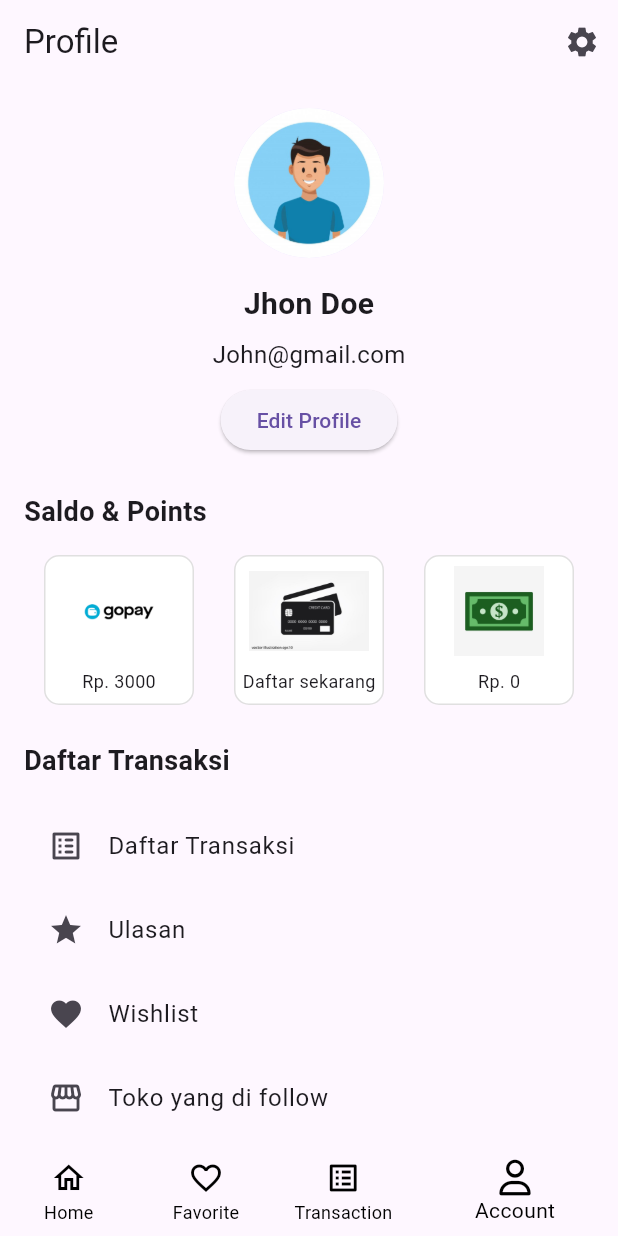
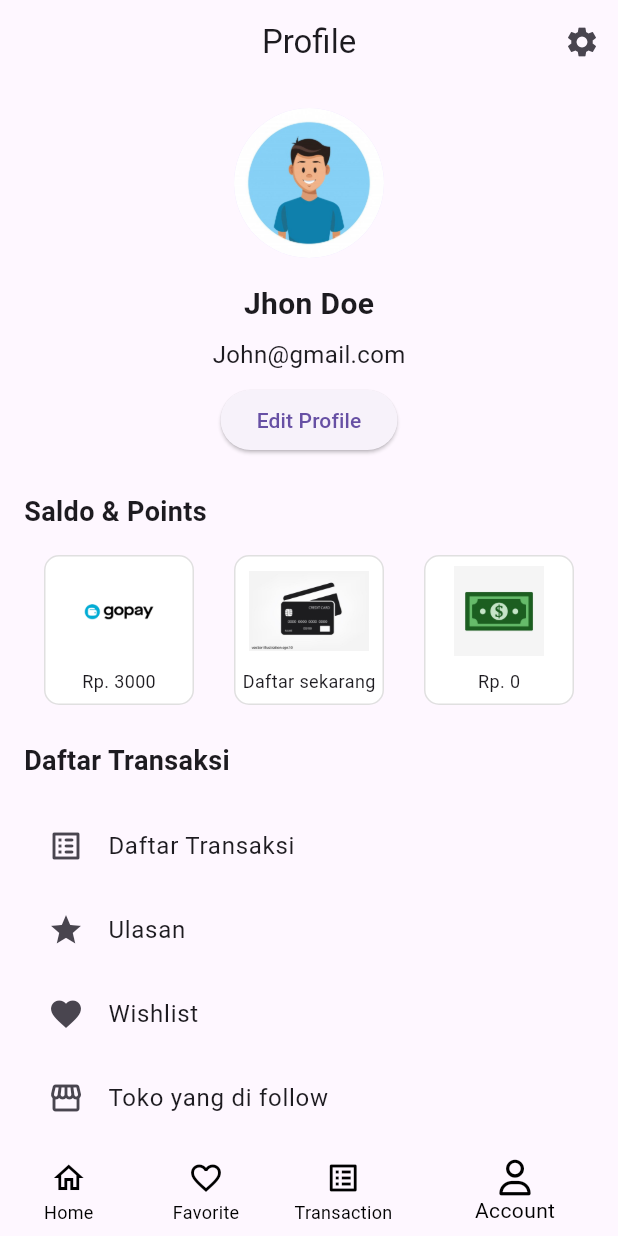
Before and after one commit to salsabilafnp/ecom_group2, a Flutter app: the screen it shows after launch, item 4 of the bottom bar chosen, after a tap on the "settings" icon, on a phone screen of 412 x 824 dp. Run offline on Flutter 3.47's test engine with Material 3 defaults, Android fonts, the light colour scheme and no system bars; our stand-ins replace bloc, dots_indicator, flutter_animate, flutter_bloc, flutter_countdown_timer, flutter_svg and 4 more; accounts and stored records are empty; network calls fail.

Commit message:
custom appbar, cart feature

```diff
--- /dev/null
+++ b/lib/app/components/custom_appbar.dart
@@ -0,0 +1,83 @@
+import 'package:flutter/material.dart';
+
+enum AppBarType { home, favorite, transaction, detailProduct, cart, profile }
+
+class CustomAppbar extends StatelessWidget implements PreferredSizeWidget {
+  final String title;
+  final bool centerTitle;
+  final AppBarType appBarType;
+  final bool isFavorite;
+  final VoidCallback? onFavoritePressed;
+
+  const CustomAppbar({
+    super.key,
+    required this.title,
+    this.centerTitle = true,
+    required this.appBarType,
+    this.isFavorite = false,
+    this.onFavoritePressed,
+  });
+
+  @override
+  Widget build(BuildContext context) {
+    List<Widget> actions = [];
+
+    switch (appBarType) {
+      case AppBarType.home:
+      case AppBarType.favorite:
+      case AppBarType.transaction:
+        actions = [
+          IconButton(
+            icon: const Icon(Icons.notifications_outlined),
+            iconSize: 25,
+            onPressed: () {},
+          ),
+          IconButton(
+            icon: const Icon(Icons.shopping_cart_outlined),
+            iconSize: 25,
+            onPressed: () {
+              Navigator.pushNamed(context, '/cart');
+            },
+          ),
+        ];
+        break;
+      case AppBarType.detailProduct:
+        actions = [
+          IconButton(
+            icon: Icon(
+              isFavorite ? Icons.favorite : Icons.favorite_outline,
+              color: isFavorite ? Colors.red : null,
+            ),
+            onPressed: onFavoritePressed,
+          ),
+          IconButton(
+            icon: const Icon(Icons.shopping_cart_outlined),
+            onPressed: () {
+              Navigator.pushNamed(context, '/cart');
+            },
+          ),
+        ];
+        break;
+      case AppBarType.cart:
+        actions = [];
+        break;
+      case AppBarType.profile:
+        actions = [
+          IconButton(
+            onPressed: () {},
+            icon: const Icon(Icons.settings),
+          ),
+        ];
+        break;
+    }
+
+    return AppBar(
+      title: Text(title),
+      centerTitle: centerTitle,
+      actions: actions,
+    );
+  }
+
+  @override
+  Size get preferredSize => const Size.fromHeight(kToolbarHeight);
+}
--- /dev/null
+++ b/lib/app/model/cart.dart
@@ -0,0 +1,61 @@
+import 'package:ecom_group2/app/model/product.dart';
+
+class Cart {
+  final int id;
+  final int userId;
+  final String date;
+  final List<CartProducts> products;
+
+  Cart({
+    required this.id,
+    required this.userId,
+    required this.date,
+    required this.products,
+  });
+
+  factory Cart.fromJson(Map<String, dynamic> json) {
+    return Cart(
+      id: json['id']?.toInt() ?? 0,
+      userId: json['userId']?.toInt() ?? 0,
+      date: json['date'].toString(),
+      products: (json['products'] as List)
+          .map((item) => CartProducts.fromJson(item))
+          .toList(),
+    );
+  }
+
+  Map<String, dynamic> toJson() {
+    final data = <String, dynamic>{};
+    data['id'] = id;
+    data['userId'] = userId;
+    data['date'] = date;
+    data['products'] = products.map((item) => item.toJson()).toList();
+    return data;
+  }
+}
+
+class CartProducts {
+  final int productId;
+  int quantity;
+  Product? product;
+
+  CartProducts({
+    required this.productId,
+    required this.quantity,
+    this.product,
+  });
+
+  factory CartProducts.fromJson(Map<String, dynamic> json) {
+    return CartProducts(
+      productId: json['productId']?.toInt(),
+      quantity: json['quantity']?.toInt(),
+    );
+  }
+
+  Map<String, dynamic> toJson() {
+    final data = <String, dynamic>{};
+    data['productId'] = productId;
+    data['quantity'] = quantity;
+    return data;
+  }
+}
--- a/lib/app/modules/favorite/view/favorite_view.dart
+++ b/lib/app/modules/favorite/view/favorite_view.dart
@@ -1,3 +1,4 @@
+import 'package:ecom_group2/app/components/custom_appbar.dart';
 import 'package:ecom_group2/app/modules/favorite/view/all_product.dart';
 import 'package:flutter/material.dart';
 
@@ -14,20 +15,9 @@ class _FavoriteViewState extends State<FavoriteView> {
   @override
   Widget build(BuildContext context) {
     return Scaffold(
-      appBar: AppBar(
-        title: const Text("Favorite"),
-        actions: [
-          IconButton(
-            icon: const Icon(Icons.notifications_outlined),
-            iconSize: 25,
-            onPressed: () {},
-          ),
-          IconButton(
-            icon: const Icon(Icons.shopping_cart_outlined),
-            iconSize: 25,
-            onPressed: () {},
-          )
-        ],
+      appBar: const CustomAppbar(
+        title: 'Favorites',
+        appBarType: AppBarType.favorite,
       ),
       body: ListView(
         children: [
--- a/lib/app/modules/history_transaksi/view/history_transaksi_view.dart
+++ b/lib/app/modules/history_transaksi/view/history_transaksi_view.dart
@@ -1,3 +1,4 @@
+import 'package:ecom_group2/app/components/custom_appbar.dart';
 import 'package:ecom_group2/app/modules/history_transaksi/controller/history_transaksi_controller.dart';
 import 'package:flutter/material.dart';
 
@@ -28,12 +29,16 @@ class _HistoryTransaksiViewState extends State<HistoryTransaksiView> {
   @override
   Widget build(BuildContext context) {
     return Scaffold(
+      appBar: CustomAppbar(
+        title: 'Transaction History',
+        appBarType: AppBarType.transaction,
+        onFavoritePressed: () {},
+      ),
       body: SingleChildScrollView(
         physics: const AlwaysScrollableScrollPhysics(),
         child: SafeArea(
           child: Column(
             children: [
-              title(context),
               Container(
                 padding: const EdgeInsets.all(6),
                 decoration: const BoxDecoration(color: Color(0xffD9D9D9)),
@@ -344,41 +349,4 @@ class _HistoryTransaksiViewState extends State<HistoryTransaksiView> {
             child: const Text("Tidak Ada Produk"));
     }
   }
-
-  Padding title(BuildContext context) {
-    return Padding(
-        padding: const EdgeInsets.all(10.0),
-        child: Column(
-          children: [
-            Row(
-              children: [
-                Expanded(
-                  child: Row(
-                    children: [
-                      IconButton(
-                        onPressed: () {
-                          Navigator.pop(context);
-                        },
-                        icon: const Icon(Icons.chevron_left),
-                      ),
-                      const SizedBox(
-                        width: 10,
-                      ),
-                      const Text("History Pesanan")
-                    ],
-                  ),
-                ),
-                IconButton(
-                  onPressed: () {},
-                  icon: const Icon(Icons.notifications_outlined),
-                ),
-                IconButton(
-                  onPressed: () {},
-                  icon: const Icon(Icons.shopping_cart_outlined),
-                ),
-              ],
-            ),
-          ],
-        ));
-  }
 }
--- a/lib/app/modules/profile/view/profile_view.dart
+++ b/lib/app/modules/profile/view/profile_view.dart
@@ -1,3 +1,4 @@
+import 'package:ecom_group2/app/components/custom_appbar.dart';
 import 'package:ecom_group2/app/modules/profile/view/edit_profile.dart';
 import 'package:flutter/material.dart';
 
@@ -7,14 +8,9 @@ class ProfileView extends StatelessWidget {
   @override
   Widget build(BuildContext context) {
     return Scaffold(
-      appBar: AppBar(
-        title: const Text('Profile'),
-        actions: [
-          IconButton(
-            onPressed: () {},
-            icon: const Icon(Icons.settings),
-          ),
-        ],
+      appBar: const CustomAppbar(
+        title: 'Profile',
+        appBarType: AppBarType.profile,
       ),
       body: SingleChildScrollView(
         child: Padding(
--- a/lib/main.dart
+++ b/lib/main.dart
@@ -1,6 +1,8 @@
 import 'package:ecom_group2/app/components/nav_component.dart';
 import 'package:ecom_group2/app/modules/auth/controller/bloc/jbstore_bloc.dart';
 import 'package:ecom_group2/app/modules/auth/login_authProvider.dart';
+import 'package:ecom_group2/app/modules/cart/controller/cart_controller.dart';
+import 'package:ecom_group2/app/modules/cart/views/cart_view.dart';
 import 'package:ecom_group2/app/modules/daftar_produk/view/detail_produk.dart';
 import 'package:flutter/material.dart';
 import 'package:flutter_bloc/flutter_bloc.dart';
@@ -19,6 +21,7 @@ class MyApp extends StatelessWidget {
     return MultiProvider(
       providers: [
         ChangeNotifierProvider(create: (_) => AuthProvider()),
+        ChangeNotifierProvider(create: (_) => CartController()),
       ],
       child: BlocProvider(
         create: (context) => JbstoreBloc()..add(OnJbstoreCalled()),
@@ -30,6 +33,7 @@ class MyApp extends StatelessWidget {
             '/detail-produk': (ctx) => DetailProductView(
                   productId: ModalRoute.of(ctx)?.settings.arguments as int,
                 ),
+            '/cart': (ctx) => const CartView(),
           },
         ),
       ),
```
Also changed, not shown: lib/app/modules/cart/controller/cart_controller.dart (added, +177 -0 lines), lib/app/modules/cart/example.dart (deleted, +0 -10 lines), lib/app/modules/cart/views/cart_view.dart (added, +139 -0 lines), lib/app/modules/daftar_produk/view/detail_produk.dart (+19 -23 lines), lib/app/modules/home/view/home_view.dart (+19 -93 lines).
